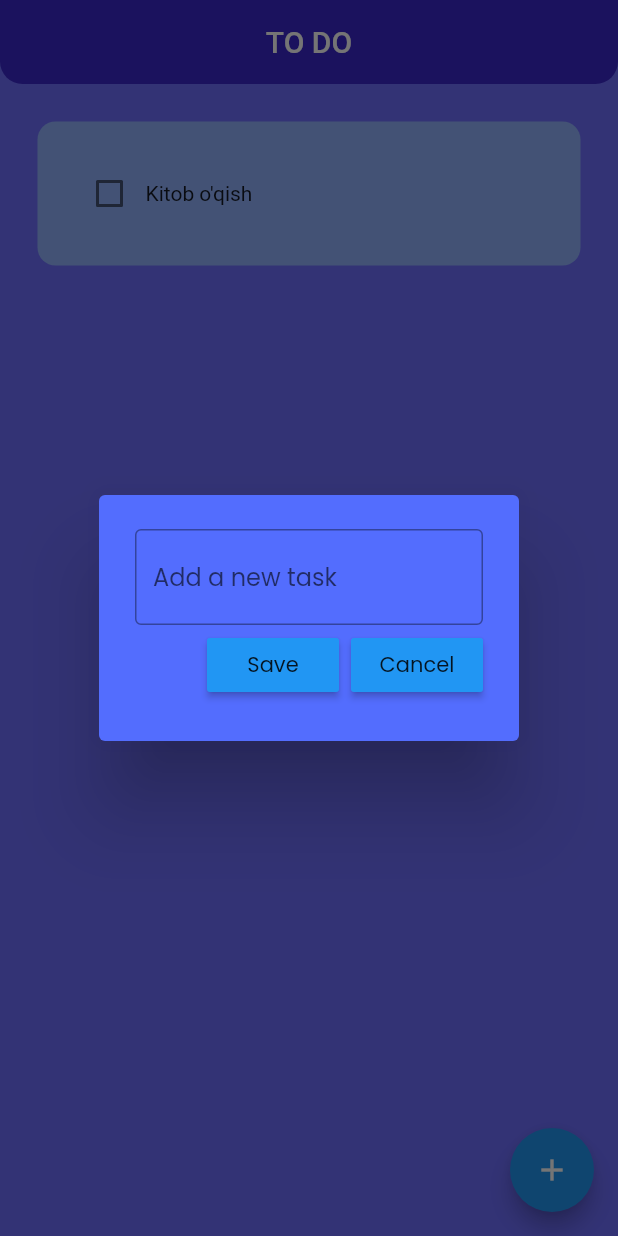
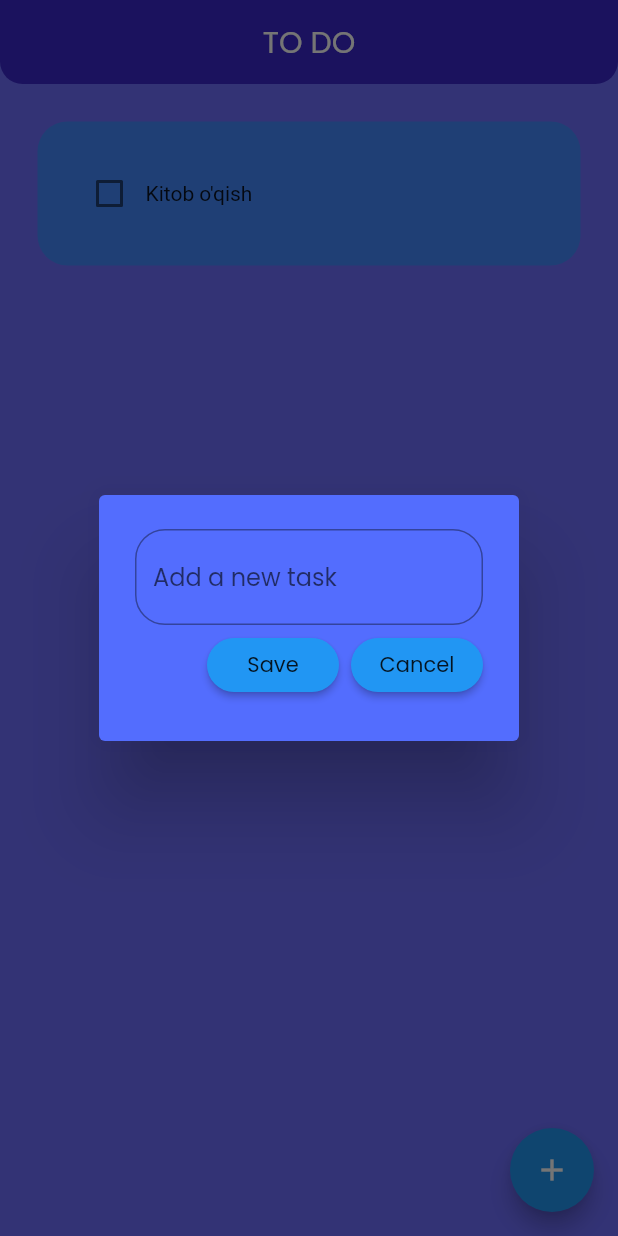
Before and after one commit to alimov18/todo2, a Flutter app: the screen it shows after launch, after a tap on the "add" icon, on a phone screen of 412 x 824 dp. Run offline on Flutter 3.47's test engine with Material 2 defaults, Android fonts, the phone set to English and light mode, and no system bars; drawn by our look-alikes of flutter_slidable; our stand-ins replace hive, hive_flutter; accounts and stored records are empty.

Commit message:
ui to'g'irlandi

```diff
--- a/lib/utils/dialog_box.dart
+++ b/lib/utils/dialog_box.dart
@@ -17,17 +17,19 @@ class DialogBox extends StatelessWidget {
   Widget build(BuildContext context) {
     return AlertDialog(
       backgroundColor: Colors.indigoAccent,
-      content: SizedBox(
+      content: Container(
+        decoration: BoxDecoration(borderRadius: BorderRadius.circular(20)),
         height: 120,
         child: Column(
           mainAxisAlignment: MainAxisAlignment.spaceEvenly,
           children: [
             TextField(
               controller: controller,
-              decoration: const InputDecoration(
-                  border: OutlineInputBorder(),
+              decoration: InputDecoration(
+                  border: OutlineInputBorder(
+                      borderRadius: BorderRadius.circular(20)),
                   hintText: "Add a new task",
-                  hintStyle: TextStyle(fontFamily: 'Poppins')),
+                  hintStyle: const TextStyle(fontFamily: 'Poppins')),
             ),
             Row(
               mainAxisAlignment: MainAxisAlignment.end,
--- a/lib/utils/my_button.dart
+++ b/lib/utils/my_button.dart
@@ -10,11 +10,13 @@ class MyButton extends StatelessWidget {
   Widget build(BuildContext context) {
     return MaterialButton(
       onPressed: onPressed,
+      color: Theme.of(context).primaryColor,
+      // ignore: prefer_const_constructors
       child: Text(
         text,
         style: TextStyle(fontFamily: 'Poppins'),
       ),
-      color: Theme.of(context).primaryColor,
+      shape: RoundedRectangleBorder(borderRadius: BorderRadius.circular(20)),
     );
   }
 }
--- a/lib/utils/todo_tile.dart
+++ b/lib/utils/todo_tile.dart
@@ -35,8 +35,8 @@ class ToDoTile extends StatelessWidget {
           child: Container(
             padding: const EdgeInsets.all(24),
             decoration: BoxDecoration(
-              color: const Color.fromARGB(255, 145, 178, 255),
-              borderRadius: BorderRadius.circular(12),
+              color: Colors.blueAccent,
+              borderRadius: BorderRadius.circular(20),
             ),
             child: Row(
               children: [
--- a/lib/view/home_page.dart
+++ b/lib/view/home_page.dart
@@ -81,7 +81,10 @@ class _HomePageState extends State<HomePage> {
         ),
         backgroundColor: const Color(0xff3b28cc),
         title: const Center(
-          child: Text("TO DO"),
+          child: Text(
+            "TO DO",
+            style: TextStyle(fontFamily: 'Poppins'),
+          ),
         ),
         elevation: 0,
       ),
```
Also changed, not shown: 2 other files.
